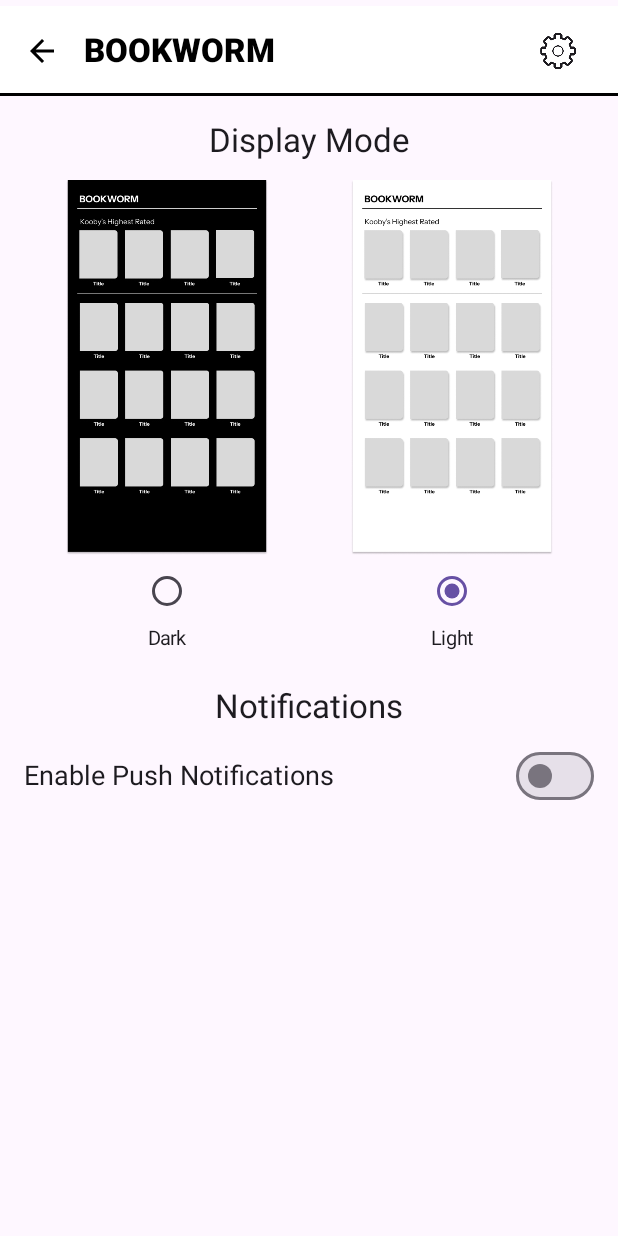
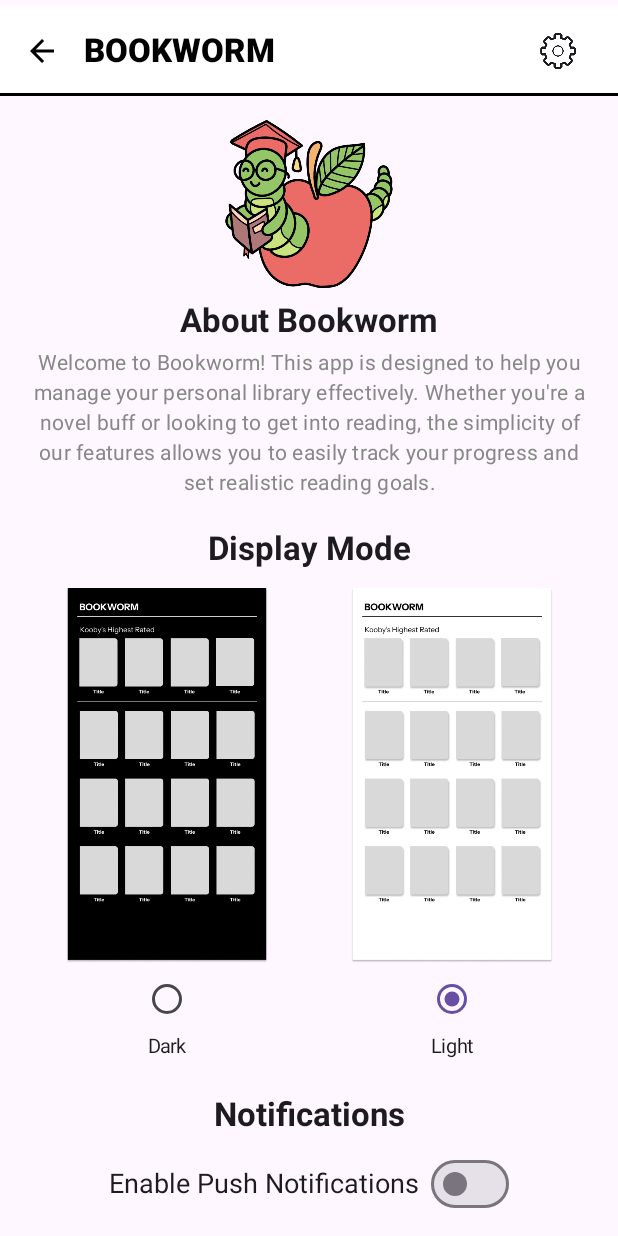
Before and after one commit to manvsatish/book-worm, an Android app built with Jetpack Compose: the SettingsScreen screen opened through its navigation route, on a phone screen of 412 x 824 dp. Run offline under Robolectric (Android 15) with nearby library versions, the phone set to English and light mode, and no system bars; pictures from the network do not load.

Commit message:
added about to settings

```diff
--- a/app/src/main/java/com/zybooks/bookworm/ui/screens/SettingsScreen.kt
+++ b/app/src/main/java/com/zybooks/bookworm/ui/screens/SettingsScreen.kt
@@ -2,11 +2,16 @@ package com.zybooks.bookworm.ui.screens
 
 import androidx.compose.foundation.Image
 import androidx.compose.foundation.layout.*
+import androidx.compose.foundation.rememberScrollState
+import androidx.compose.foundation.verticalScroll
 import androidx.compose.material3.*
 import androidx.compose.runtime.*
 import androidx.compose.ui.Alignment
 import androidx.compose.ui.Modifier
+import androidx.compose.ui.graphics.Color
 import androidx.compose.ui.res.painterResource
+import androidx.compose.ui.text.font.FontWeight
+import androidx.compose.ui.text.style.TextAlign
 import androidx.compose.ui.unit.dp
 import androidx.compose.ui.unit.sp
 import androidx.navigation.NavHostController
@@ -17,6 +22,7 @@ import com.zybooks.bookworm.R
 fun SettingsScreen(navController: NavHostController) {
     var notificationsEnabled by remember { mutableStateOf(false) }
     var darkModeEnabled by remember { mutableStateOf(false) }
+    val scrollState = rememberScrollState()
 
     Scaffold(
         topBar = { BookwormBackHeader(navController) },
@@ -25,14 +31,40 @@ fun SettingsScreen(navController: NavHostController) {
                 modifier = Modifier
                     .padding(padding)
                     .fillMaxSize()
+                    .verticalScroll(scrollState)
                     .padding(16.dp),
                 verticalArrangement = Arrangement.Top,
                 horizontalAlignment = Alignment.CenterHorizontally
             ) {
+                // Logo Section
+                Image(
+                    painter = painterResource(id = R.drawable.bookworm_logo), // Replace with your actual logo resource
+                    contentDescription = "Bookworm Logo",
+                    modifier = Modifier
+                        .size(120.dp)
+                        .padding(bottom = 8.dp)
+                )
+
+                // About Section
+                Text(
+                    text = "About Bookworm",
+                    style = MaterialTheme.typography.titleLarge.copy(fontWeight = FontWeight.Bold),
+                    modifier = Modifier.padding(bottom = 4.dp)
+                )
+                Text(
+                    text = "Welcome to Bookworm! This app is designed to help you manage your personal library effectively. Whether you're a novel buff or looking to get into reading, the simplicity of our features allows you to easily track your progress and set realistic reading goals.",
+                    style = MaterialTheme.typography.bodyMedium,
+                    modifier = Modifier.padding(bottom = 16.dp),
+                    color = Color.Gray,
+                    textAlign = TextAlign.Center
+                )
+
+                Spacer(modifier = Modifier.height(4.dp))
+
                 // Display Mode Section
                 Text("Display Mode",
                     modifier = Modifier.padding(bottom = 8.dp),
-                    style = MaterialTheme.typography.titleLarge)
+                    style = MaterialTheme.typography.titleLarge.copy(fontWeight = FontWeight.Bold))
 
                 Spacer(modifier = Modifier.height(4.dp))
 
@@ -74,17 +106,20 @@ fun SettingsScreen(navController: NavHostController) {
 
                 // Notifications Toggle Section
                 Text("Notifications",
-                    style = MaterialTheme.typography.titleLarge,
+                    style = MaterialTheme.typography.titleLarge.copy(fontWeight = FontWeight.Bold),
                     modifier = Modifier.padding(bottom = 8.dp))
 
                 Row(
                     modifier = Modifier.fillMaxWidth(),
-                    horizontalArrangement = Arrangement.SpaceBetween,
+                    horizontalArrangement = Arrangement.Center,
                     verticalAlignment = Alignment.CenterVertically
                 ) {
                     Text("Enable Push Notifications",
-                        fontSize = 18.sp)
-                    Switch(checked = notificationsEnabled, onCheckedChange = { notificationsEnabled = it })
+                        fontSize = 18.sp, modifier = Modifier.padding(end=4.dp))
+                    Switch(checked = notificationsEnabled,
+                        onCheckedChange = { notificationsEnabled = it },
+                        modifier = Modifier.padding(start=4.dp)
+                    )
                 }
             }
         }
```
